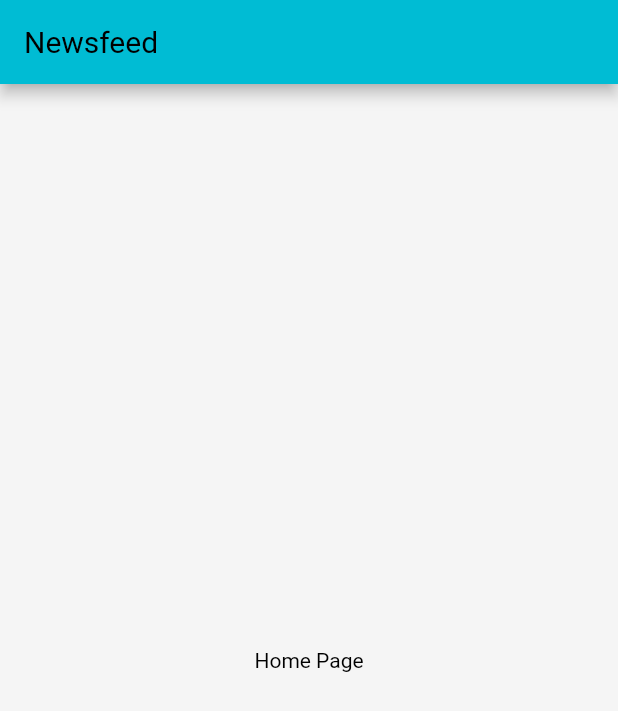
After one commit to kedrakk/care_giver_app, a Flutter app: the screen it shows after launch, on a phone screen of 412 x 824 dp. The commit adds this screen. Shown: the top 711 px of the screen. Run offline on Flutter 3.47's test engine with Material 2 defaults, Android fonts, the phone set to English and light mode, and no system bars.

Commit message:
add home page

```diff
--- /dev/null
+++ b/lib/pages/home.dart
@@ -0,0 +1,17 @@
+import 'package:flutter/material.dart';
+
+class HomePage extends StatelessWidget {
+  const HomePage({Key? key}) : super(key: key);
+
+  @override
+  Widget build(BuildContext context) {
+    return Scaffold(
+      appBar: AppBar(
+        title: const Text('Newsfeed'),
+      ),
+      body: const Center(
+        child: Text("Home Page"),
+      ),
+    );
+  }
+}
--- a/lib/pages/splash.dart
+++ b/lib/pages/splash.dart
@@ -1,7 +1,5 @@
 import 'package:care_giver/const/theme.dart';
-import 'package:care_giver/pages/auth/login.dart';
-import 'package:care_giver/pages/auth/register.dart';
-import 'package:care_giver/pages/newsfeed/add_newsfeed.dart';
+import 'package:care_giver/pages/home.dart';
 import 'package:flutter/material.dart';
 
 class MyApp extends StatelessWidget {
@@ -13,7 +11,7 @@ class MyApp extends StatelessWidget {
       title: 'Care Giver',
       debugShowCheckedModeBanner: false,
       theme: AppTheme.lightTheme,
-      home: AddNewFeedPage(),
+      home: const HomePage(),
     );
   }
 }
```
